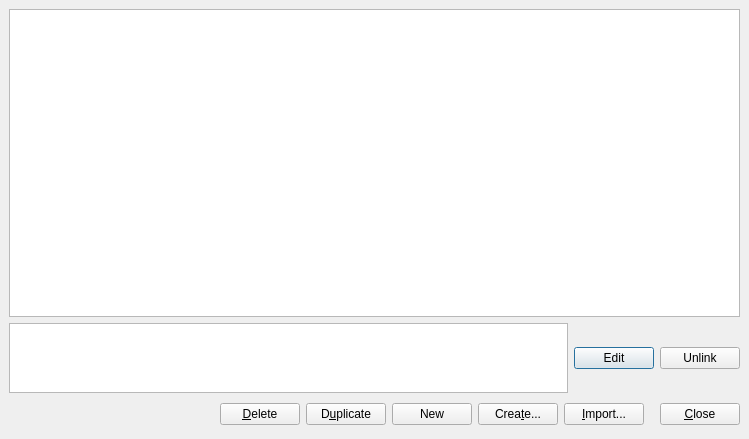
Before: the Qt Designer form ui/dataedit.ui in veusz/veusz, drawn with Qt 5.
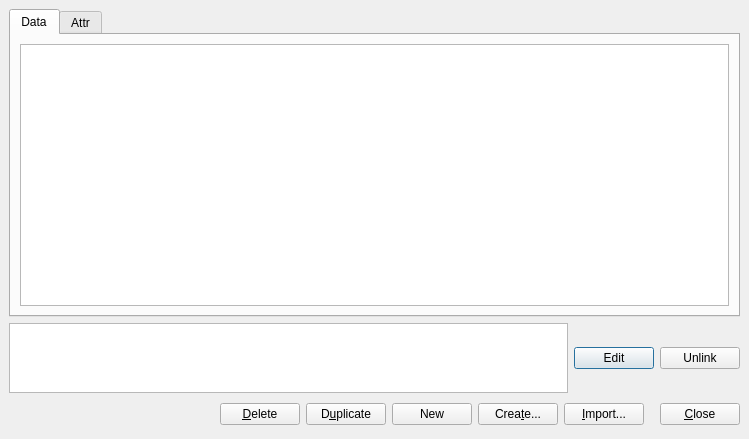
After: the same form once the commit is applied.

Commit message: Added an attributes table allowing to change defined attrs

What changed in the file:
```diff
--- a/ui/dataedit.ui
+++ b/ui/dataedit.ui
@@ -38,7 +38,43 @@
         <number>0</number>
        </property>
        <item>
-        <widget class="QTableView" name="datatableview"/>
+        <widget class="QTabWidget" name="tabWidget">
+         <property name="currentIndex">
+          <number>0</number>
+         </property>
+         <widget class="QWidget" name="tab">
+          <property name="sizePolicy">
+           <sizepolicy hsizetype="Expanding" vsizetype="Expanding">
+            <horstretch>0</horstretch>
+            <verstretch>0</verstretch>
+           </sizepolicy>
+          </property>
+          <attribute name="title">
+           <string>Data</string>
+          </attribute>
+          <layout class="QHBoxLayout" name="horizontalLayout">
+           <item>
+            <widget class="QTableView" name="datatableview"/>
+           </item>
+          </layout>
+         </widget>
+         <widget class="QWidget" name="tab_2">
+          <property name="sizePolicy">
+           <sizepolicy hsizetype="Expanding" vsizetype="Expanding">
+            <horstretch>0</horstretch>
+            <verstretch>0</verstretch>
+           </sizepolicy>
+          </property>
+          <attribute name="title">
+           <string>Attr</string>
+          </attribute>
+          <layout class="QHBoxLayout" name="horizontalLayout_2">
+           <item>
+            <widget class="QTableView" name="attrstableview"/>
+           </item>
+          </layout>
+         </widget>
+        </widget>
        </item>
        <item>
         <layout class="QHBoxLayout">
```
Left out of the diff: 44 changed lines with no effect on the pictures. The commit also changes 1 other file.
